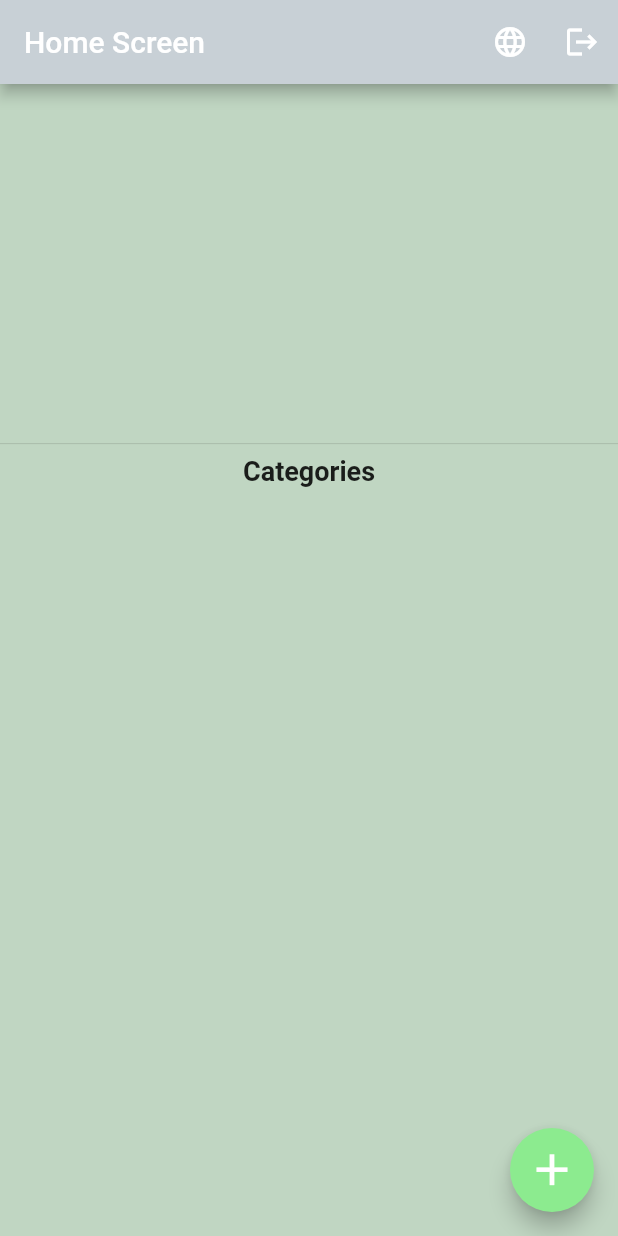
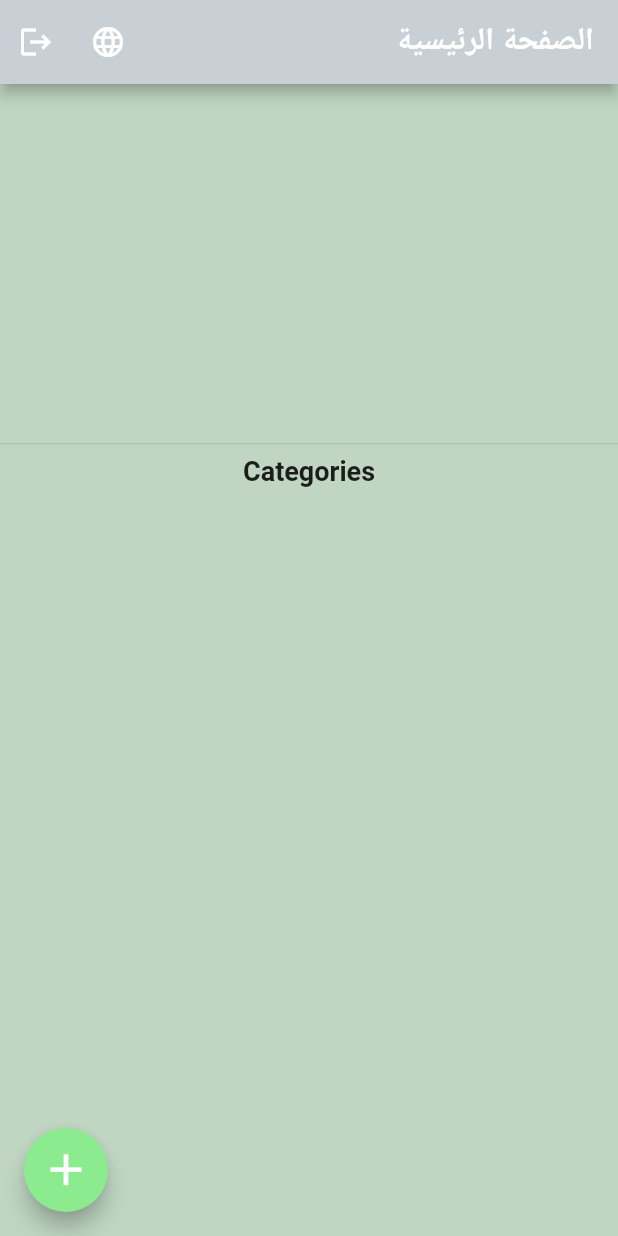
Before and after one commit to MohammedAhaddad/e_commers, a Flutter app: the screen it shows after launch, after a tap on the "language" icon, on a phone screen of 412 x 824 dp. Run offline on Flutter 3.47's test engine with Material 2 defaults, Android fonts, the phone set to English and light mode, and no system bars; drawn by our look-alikes of carousel_slider; our stand-ins replace cached_network_image, cloud_firestore, easy_localization, email_validator, firebase_auth, firebase_core and 4 more; accounts and stored records are empty.

Commit message:
e-commers

```diff
--- a/assets/translations/ar.json
+++ b/assets/translations/ar.json
@@ -2,7 +2,8 @@
     "Welcome,":"مرحبا"
     ,"ok":"حسنا"
     ,"Sign Up":"مستخدم جديد"
-    ,"You have pushed the button this many times:":"لقد ضغطت على الزر عدة مرات"
+    ,"You have pushed the button this many times:":"لقد ضغطت على الزر عدة مرات",
+    "Home Screen":"الصفحة الرئيسية"
 
 
 }
--- a/lib/Data/auth_hilpir.dart
+++ b/lib/Data/auth_hilpir.dart
@@ -80,12 +80,12 @@ class Auth_hilper {
     }
   }
 
-  Widget checkUser() {
+  checkUser() {
     User? user = firebaseAuth.currentUser;
     if (chek == false) {
-      return signIn();
+      AppRouter.NavigateWithReplacemtnToWidget(signIn());
     } else {
-      return Home_Scrren();
+      AppRouter.NavigateWithReplacemtnToWidget(Home_Scrren());
     }
   }
 
--- a/lib/Provider/auth_Provider.dart
+++ b/lib/Provider/auth_Provider.dart
@@ -64,8 +64,8 @@ class Auth_Provider extends ChangeNotifier {
     }
   }
 
-  Widget checkUser() {
-    return Auth_hilper.auth_hilper.checkUser();
+  checkUser() {
+    Auth_hilper.auth_hilper.checkUser();
   }
 
   forgetPass() {
--- a/lib/home_view/Home_Scrren.dart
+++ b/lib/home_view/Home_Scrren.dart
@@ -11,6 +11,7 @@ import 'package:e_commers/home_view/Screen/AddScreen.dart';
 import 'package:e_commers/home_view/Screen/ViewAllCategory.dart';
 import 'package:e_commers/home_view/products/MainScreenProducts.dart';
 import 'package:e_commers/router/router.dart';
+import 'package:easy_localization/easy_localization.dart';
 import 'package:flutter/material.dart';
 import 'package:provider/provider.dart';
 
@@ -22,11 +23,17 @@ class Home_Scrren extends StatelessWidget {
         child: Scaffold(
       backgroundColor: Color.fromARGB(255, 192, 214, 194),
       appBar: AppBar(
-        title: const Text("Home Screen"),
+        title: Text("Home Screen".tr()),
         backgroundColor: const Color.fromARGB(255, 200, 208, 214),
         actions: [
           IconButton(
-            onPressed: () {},
+            onPressed: () {
+              if (context.locale.toString() == 'en') {
+                context.setLocale(const Locale('ar'));
+              } else {
+                context.setLocale(const Locale('en'));
+              }
+            },
             icon: const Icon(Icons.language),
           ),
           IconButton(
--- a/lib/main.dart
+++ b/lib/main.dart
@@ -3,7 +3,9 @@ import 'package:e_commers/Provider/FirestorProveder.dart';
 import 'package:e_commers/Provider/auth_Provider.dart';
 import 'package:e_commers/home_view/Home_Scrren.dart';
 import 'package:e_commers/router/router.dart';
+import 'package:e_commers/widget/SplachScreen.dart';
 import 'package:e_commers/widget/signInWidget.dart';
+import 'package:easy_localization/easy_localization.dart';
 import 'package:firebase_core/firebase_core.dart';
 import 'package:flutter/material.dart';
 import 'package:provider/provider.dart';
@@ -12,17 +14,17 @@ import 'firebase_options.dart';
 
 void main() async {
   WidgetsFlutterBinding.ensureInitialized();
+  await EasyLocalization.ensureInitialized();
+  WidgetsFlutterBinding.ensureInitialized();
   await Firebase.initializeApp(
     options: DefaultFirebaseOptions.currentPlatform,
   );
-  runApp(MultiProvider(providers: [
-    ChangeNotifierProvider<Auth_Provider>(
-      create: (context) => Auth_Provider(),
-    ),
-    ChangeNotifierProvider<FirestorProveder>(
-      create: (context) => FirestorProveder(),
-    )
-  ], child: const MyApp()));
+  runApp(EasyLocalization(
+      supportedLocales: [Locale('en'), Locale('ar')],
+      path:
+          'assets/translations', // <-- change the path of the translation files
+      fallbackLocale: Locale('en'),
+      child: MyApp()));
 }
 
 class MyApp extends StatelessWidget {
@@ -31,72 +33,20 @@ class MyApp extends StatelessWidget {
   // This widget is the root of your application.
   @override
   Widget build(BuildContext context) {
-    return Consumer<Auth_Provider>(
-      builder: (context, provider, child) {
-        return MaterialApp(
-            navigatorKey: AppRouter.navKey,
-            title: 'Flutter Demo',
-            theme: ThemeData(
-              // This is the theme of your application.
-              //
-              // Try running your application with "flutter run". You'll see the
-              // application has a blue toolbar. Then, without quitting the app, try
-              // changing the primarySwatch below to Colors.green and then invoke
-              // "hot reload" (press "r" in the console where you ran "flutter run",
-              // or simply save your changes to "hot reload" in a Flutter IDE).
-              // Notice that the counter didn't reset back to zero; the application
-              // is not restarted.
-              primarySwatch: Colors.blue,
-            ),
-            // home: Home_Scrren(),
-            home: provider
-                .checkUser() // const MyHomePage(title: 'Flutter Demo Home Page'),
-            );
-      },
+    return MultiProvider(
+      providers: [
+        ChangeNotifierProvider<Auth_Provider>(
+            create: (context) => Auth_Provider()),
+        ChangeNotifierProvider<FirestorProveder>(
+            create: (context) => FirestorProveder()),
+      ],
+      child: MaterialApp(
+        localizationsDelegates: context.localizationDelegates,
+        supportedLocales: context.supportedLocales,
+        locale: context.locale,
+        navigatorKey: AppRouter.navKey,
+        home: SplachScreen(),
+      ),
     );
   }
 }
-
-class MyHomePage extends StatefulWidget {
-  @override
-  State<MyHomePage> createState() => _MyHomePageState();
-}
-
-class _MyHomePageState extends State<MyHomePage> {
-  int _counter = 0;
-
-  void _incrementCounter() {
-    setState(() {
-      _counter++;
-    });
-  }
-
-  @override
-  Widget build(BuildContext context) {
-    return Scaffold(
-      appBar: AppBar(
-
-          // title: Text(widget.title),
-          ),
-      body: Center(
-        child: Column(
-          mainAxisAlignment: MainAxisAlignment.center,
-          children: <Widget>[
-            const Text(
-              'You have pushed the button this many times:',
-            ),
-            Text(
-              '$_counter',
-              style: Theme.of(context).textTheme.headline4,
-            ),
-          ],
-        ),
-      ),
-      floatingActionButton: FloatingActionButton(
-        onPressed: _incrementCounter,
-        tooltip: 'Increment',
-        child: const Icon(Icons.add),
-      ), // This trailing comma makes auto-formatting nicer for build methods.
-    );
-  }
-}
--- a/lib/widget/SplachScreen.dart
+++ b/lib/widget/SplachScreen.dart
@@ -10,7 +10,7 @@ class SplachScreen extends StatefulWidget {
 
 class _SplachScreenState extends State<SplachScreen> {
   navigatFun() async {
-    await Future.delayed(Duration(seconds: 3));
+    await Future.delayed(const Duration(seconds: 3));
     Provider.of<Auth_Provider>(context, listen: false).checkUser();
   }
 
```
Also changed, not shown: pubspec.yaml (+6 -6 lines), pubspec.lock, 1 other file.
